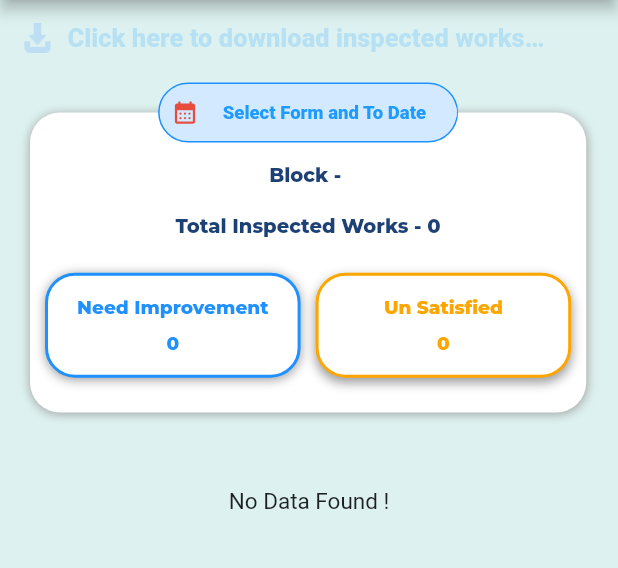
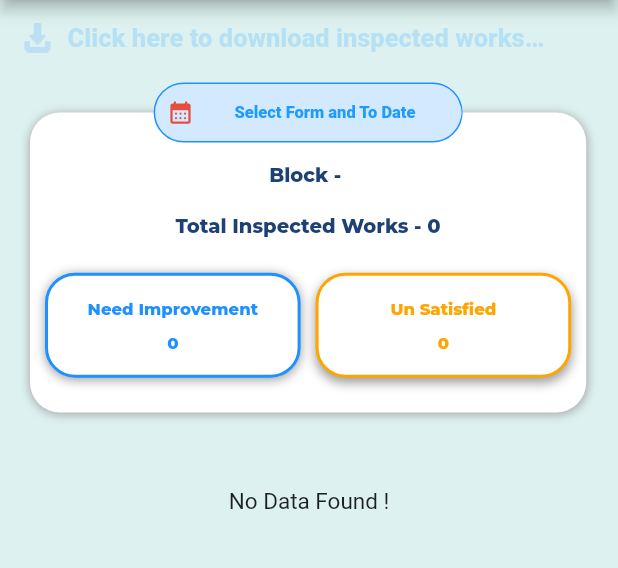
Before and after one commit to KaviAndroid/inspectionflutter, a Flutter app: the ATR_Offline_worklist screen opened directly, on a phone screen of 412 x 824 dp, the part 84-652 px from its top. Run offline on Flutter 3.47's test engine with Material 2 defaults, Android fonts, the phone set to English and light mode, and no system bars; our stand-ins replace awesome_notifications, calendar_date_picker2, device_info_plus, dropdown_button2, flutter_spinkit, flutter_staggered_animations and 14 more; missing offline and left inert: dart:ffi, dart_jsonwebtoken, encrypt, open_settings, syncfusion_flutter_pdfviewer; accounts and stored records are empty.

Commit message:
font size changes

```diff
--- a/lib/Activity/ATR_Offline.dart
+++ b/lib/Activity/ATR_Offline.dart
@@ -601,7 +601,7 @@ class ATR_Offline_worklistState extends State<ATR_Offline_worklist>
                                       textAlign: TextAlign.center,
                                       style: GoogleFonts.getFont('Montserrat',
                                           fontWeight: FontWeight.w800,
-                                          fontSize: screenWidth * 0.03,
+                                          fontSize: 11,
                                           color: isNeedImprovementActive
                                               ? c.white
                                               : c.need_improvement)),
@@ -609,7 +609,7 @@ class ATR_Offline_worklistState extends State<ATR_Offline_worklist>
                                       textAlign: TextAlign.center,
                                       style: GoogleFonts.getFont('Montserrat',
                                           fontWeight: FontWeight.w800,
-                                          fontSize: screenWidth * 0.03,
+                                          fontSize: 11,
                                           color: isNeedImprovementActive
                                               ? c.white
                                               : c.need_improvement)),
@@ -650,7 +650,7 @@ class ATR_Offline_worklistState extends State<ATR_Offline_worklist>
                                       textAlign: TextAlign.center,
                                       style: GoogleFonts.getFont('Montserrat',
                                           fontWeight: FontWeight.w800,
-                                          fontSize: screenWidth * 0.03,
+                                          fontSize: 11,
                                           color: isUnSatisfiedActive
                                               ? c.white
                                               : c.unsatisfied)),
@@ -658,7 +658,7 @@ class ATR_Offline_worklistState extends State<ATR_Offline_worklist>
                                       textAlign: TextAlign.center,
                                       style: GoogleFonts.getFont('Montserrat',
                                           fontWeight: FontWeight.w800,
-                                          fontSize: screenWidth * 0.03,
+                                          fontSize: 11,
                                           color: isUnSatisfiedActive
                                               ? c.white
                                               : c.unsatisfied)),
@@ -676,7 +676,7 @@ class ATR_Offline_worklistState extends State<ATR_Offline_worklist>
                 borderRadius: BorderRadius.circular(30),
                 border: Border.all(color: c.need_improvement, width: 1)),
             margin: const EdgeInsets.only(top: 5),
-            width: 200,
+            width: MediaQuery.of(context).size.width /2,
             height: 40,
             child: Row(children: [
               Expanded(
@@ -703,7 +703,7 @@ class ATR_Offline_worklistState extends State<ATR_Offline_worklist>
                   style: TextStyle(
                     color: c.primary_text_color2,
                     fontWeight: FontWeight.w900,
-                    fontSize: screenWidth * 0.03,
+                    fontSize: 11,
                   ),
                   textAlign: TextAlign.center,
                   decoration: InputDecoration(
@@ -711,7 +711,7 @@ class ATR_Offline_worklistState extends State<ATR_Offline_worklist>
                     isDense: true,
                     hintStyle: TextStyle(
                         fontWeight: FontWeight.w800,
-                        fontSize: screenWidth * 0.03,
+                        fontSize: 11,
                         color: c.primary_text_color2),
                     hintText: s.select_from_to_date,
                     enabledBorder: OutlineInputBorder(
@@ -1274,7 +1274,7 @@ class ATR_Offline_worklistState extends State<ATR_Offline_worklist>
                     textAlign: TextAlign.justify,
                     style: GoogleFonts.getFont('Roboto',
                         fontWeight: FontWeight.w800,
-                        fontSize: screenWidth * 0.03,
+                        fontSize: 11,
                         color: selectedIndex == index ? c.white : c.grey_6),
                   ),
                   ),
--- a/lib/Activity/Home.dart
+++ b/lib/Activity/Home.dart
@@ -495,7 +495,7 @@ class _HomeState extends State<Home> {
                                                       backgroundColor:
                                                           Colors.transparent,
                                                       insetPadding:
-                                                          EdgeInsets.all(2),
+                                                          EdgeInsets.all(5),
                                                       title: Container(
                                                         decoration:
                                                             BoxDecoration(),
--- a/lib/Activity/View_Overall_Report_New.dart
+++ b/lib/Activity/View_Overall_Report_New.dart
@@ -1700,7 +1700,7 @@ class _Overall_Report_newState extends State<Overall_Report_new> {
                     color: c.need_improvement1,
                     borderRadius: BorderRadius.circular(30),
                     border: Border.all(color: c.need_improvement, width: 1)),
-                width: screenWidth * 0.5,
+                width: MediaQuery.of(context).size.width /2,
                 height: 40,
                 child: Row(children: [
                   Expanded(
@@ -1727,7 +1727,7 @@ class _Overall_Report_newState extends State<Overall_Report_new> {
                       style: TextStyle(
                         color: c.primary_text_color2,
                         fontWeight: FontWeight.w900,
-                        fontSize: screenWidth * 0.03,
+                        fontSize: 11,
                       ),
                       textAlign: TextAlign.center,
                       decoration: InputDecoration(
@@ -1735,7 +1735,7 @@ class _Overall_Report_newState extends State<Overall_Report_new> {
                         isDense: true,
                         hintStyle: TextStyle(
                             fontWeight: FontWeight.w800,
-                            fontSize: screenWidth * 0.03,
+                            fontSize: 11,
                             color: c.primary_text_color2),
                         hintText: s.select_from_to_date,
                         enabledBorder: OutlineInputBorder(
```
Also changed, not shown: lib/Activity/ATR_Online.dart (+4 -4 lines).
